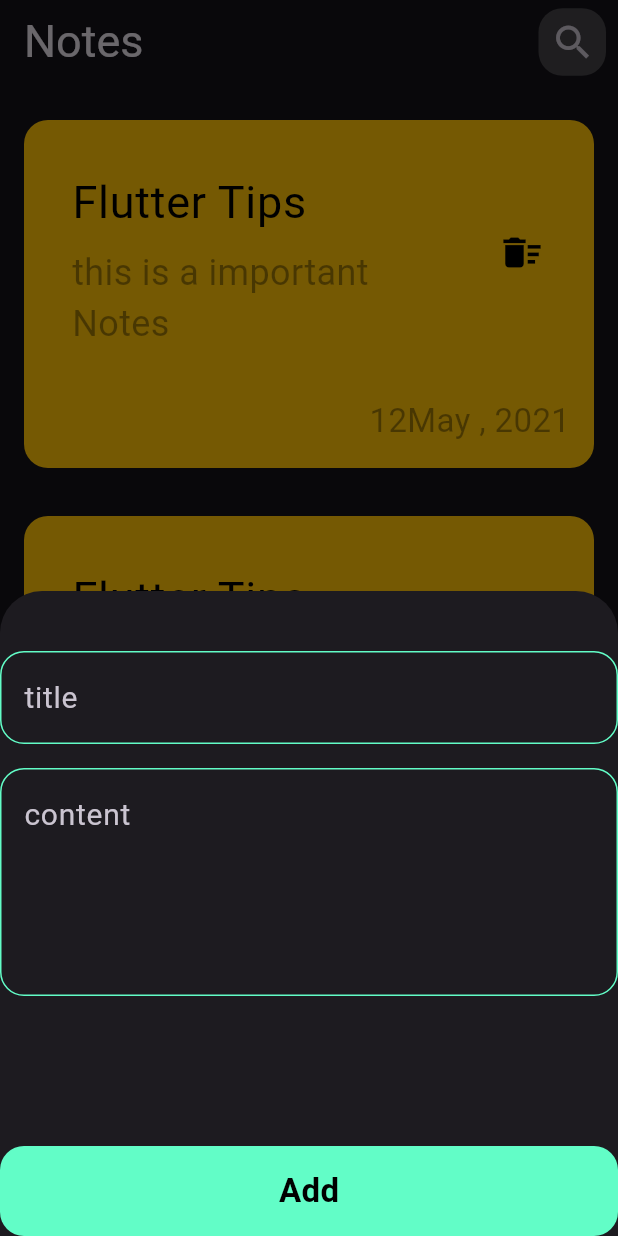
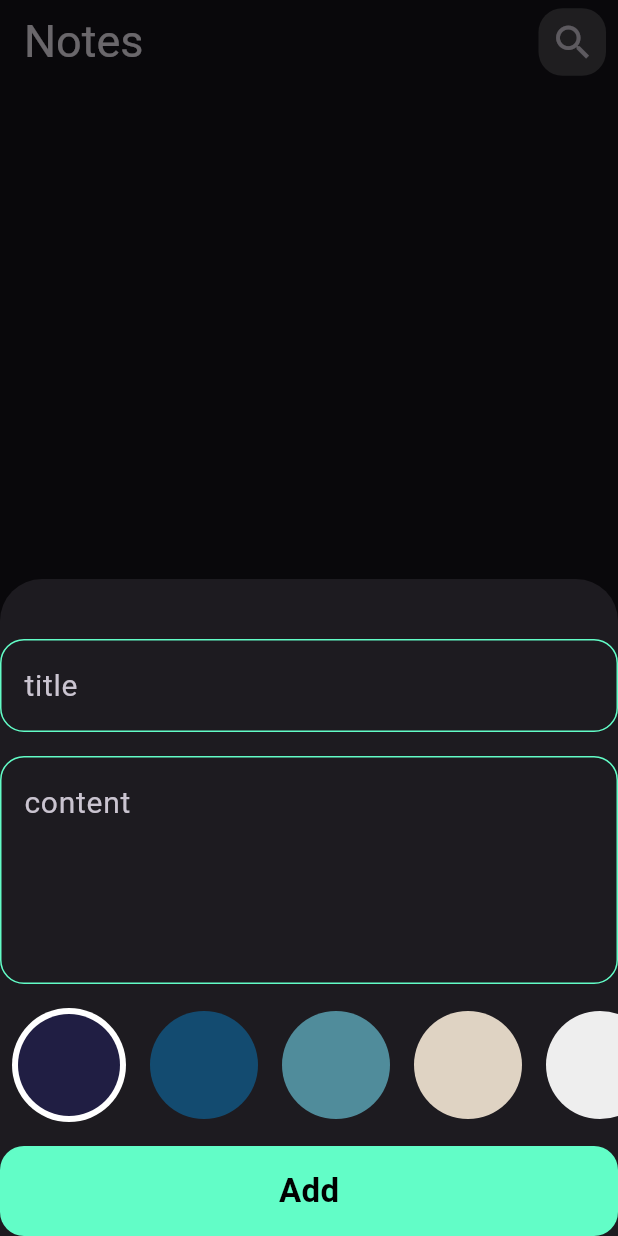
Before and after one commit to Abdalah-eslam/NotesApp, a Flutter app: the screen it shows after launch, after a tap on the "add" icon, on a phone screen of 412 x 824 dp. Run offline on Flutter 3.47's test engine with Material 3 defaults, Android fonts, the phone set to English and light mode, and no system bars; our stand-ins replace bloc, flutter_bloc, hive, hive_flutter; accounts and stored records are empty.

Commit message:
finish this whole project

```diff
--- /dev/null
+++ b/devtools_options.yaml
@@ -0,0 +1,3 @@
+description: This file stores settings for Dart & Flutter DevTools.
+documentation: https://docs.flutter.dev/tools/devtools/extensions#configure-extension-enablement-states
+extensions:
--- a/lib/Cubits/addNote_cubit/addnote_cubit.dart
+++ b/lib/Cubits/addNote_cubit/addnote_cubit.dart
@@ -1,4 +1,5 @@
 import 'package:bloc/bloc.dart';
+import 'package:flutter/material.dart';
 import 'package:hive_flutter/adapters.dart';
 import 'package:meta/meta.dart';
 
@@ -9,8 +10,10 @@ part 'addnote_state.dart';
 
 class AddnoteCubit extends Cubit<AddnoteState> {
   AddnoteCubit() : super(AddnoteInitial());
+  Color color = colorsList[1];
 
   addnote(Notemodel note) async {
+    note.color = color.value;
     emit(AddnoteLoading());
     try {
       var notebox = Hive.box<Notemodel>(kprimarybox);
--- /dev/null
+++ b/lib/Cubits/notes_cubit/notes_cubit.dart
@@ -0,0 +1,20 @@
+import 'package:bloc/bloc.dart';
+import 'package:hive_flutter/hive_flutter.dart';
+import 'package:meta/meta.dart';
+import 'package:note_app/Models/notemodel.dart';
+
+import '../../constant/constantvalue.dart';
+
+part 'notes_state.dart';
+
+class NotesCubit extends Cubit<NotesState> {
+  NotesCubit() : super(NotesInitial());
+  List<Notemodel>? notes;
+
+  fetchAllnotes() {
+    var notebox = Hive.box<Notemodel>(kprimarybox);
+
+    notes = notebox.values.toList();
+    emit(NotesSucsses());
+  }
+}
--- /dev/null
+++ b/lib/Cubits/notes_cubit/notes_state.dart
@@ -0,0 +1,8 @@
+part of 'notes_cubit.dart';
+
+@immutable
+sealed class NotesState {}
+
+final class NotesInitial extends NotesState {}
+
+final class NotesSucsses extends NotesState {}
--- a/lib/Models/notemodel.dart
+++ b/lib/Models/notemodel.dart
@@ -4,13 +4,13 @@ part 'notemodel.g.dart';
 @HiveType(typeId: 0)
 class Notemodel extends HiveObject {
   @HiveField(0)
-  final String title;
+  String title;
   @HiveField(1)
-  final String subtitle;
+  String subtitle;
   @HiveField(2)
   final String date;
   @HiveField(3)
-  final int color;
+  int color;
 
   Notemodel(
       {required this.title,
--- a/lib/constant/constantvalue.dart
+++ b/lib/constant/constantvalue.dart
@@ -1,4 +1,12 @@
 import 'package:flutter/material.dart';
+import 'package:flutter/widgets.dart';
 
 const kprimarycolor = Color(0xff62FDC7);
 const kprimarybox = 'Note_box';
+List<Color> colorsList = const [
+  Color(0xff201E43),
+  Color(0xff134B70),
+  Color(0xff508C9B),
+  Color(0xffDFD3C3),
+  Color(0xffEEEEEE),
+];
--- a/lib/main.dart
+++ b/lib/main.dart
@@ -1,6 +1,7 @@
 import 'package:flutter/material.dart';
 import 'package:flutter_bloc/flutter_bloc.dart';
 import 'package:hive_flutter/adapters.dart';
+import 'package:note_app/Cubits/notes_cubit/notes_cubit.dart';
 import 'package:note_app/Models/notemodel.dart';
 import 'package:note_app/constant/constantvalue.dart';
 import 'package:note_app/simpleblocobserver.dart';
@@ -20,12 +21,15 @@ class NoteApp extends StatelessWidget {
 
   @override
   Widget build(BuildContext context) {
-    return MaterialApp(
-      debugShowCheckedModeBanner: false,
-      theme: ThemeData(
-        brightness: Brightness.dark,
+    return BlocProvider(
+      create: (context) => NotesCubit(),
+      child: MaterialApp(
+        debugShowCheckedModeBanner: false,
+        theme: ThemeData(
+          brightness: Brightness.dark,
+        ),
+        home: const NotesView(),
       ),
-      home: const NotesView(),
     );
   }
 }
--- a/lib/views/Notes_view.dart
+++ b/lib/views/Notes_view.dart
@@ -1,14 +1,32 @@
 import 'package:flutter/material.dart';
+import 'package:flutter_bloc/flutter_bloc.dart';
+import 'package:note_app/Cubits/notes_cubit/notes_cubit.dart';
+import 'package:note_app/Models/notemodel.dart';
 import 'package:note_app/constant/constantvalue.dart';
 
 import 'package:note_app/widgets/notebodyview.dart';
 import 'package:note_app/widgets/sheetview.dart';
 
-class NotesView extends StatelessWidget {
+class NotesView extends StatefulWidget {
   const NotesView({super.key});
 
   @override
+  State<NotesView> createState() => _NotesViewState();
+}
+
+class _NotesViewState extends State<NotesView> {
+  @override
+  void initState() {
+    super.initState();
+    BlocProvider.of<NotesCubit>(context).fetchAllnotes();
+  }
+
+  @override
   Widget build(BuildContext context) {
+    return BlocBuilder<NotesCubit, NotesState>(
+      builder: (context, state) {
+        List<Notemodel> notes =
+            BlocProvider.of<NotesCubit>(context).notes ?? [];
         return Scaffold(
           floatingActionButton: FloatingActionButton(
             backgroundColor: kprimarycolor,
@@ -52,7 +70,11 @@ class NotesView extends StatelessWidget {
               )
             ],
           ),
-      body: const notebodyview(),
+          body: notebodyview(
+            notes: notes,
+          ),
+        );
+      },
     );
   }
 }
--- /dev/null
+++ b/lib/widgets/customListColorspicker.dart
@@ -0,0 +1,66 @@
+import 'package:flutter/material.dart';
+import 'package:flutter_bloc/flutter_bloc.dart';
+import 'package:note_app/Cubits/addNote_cubit/addnote_cubit.dart';
+import 'package:note_app/constant/constantvalue.dart';
+
+class Coloritem extends StatelessWidget {
+  const Coloritem({super.key, required this.isActive, required this.color});
+  final bool isActive;
+  final Color color;
+  @override
+  Widget build(BuildContext context) {
+    return isActive
+        ? Padding(
+            padding: const EdgeInsets.symmetric(horizontal: 8.0),
+            child: CircleAvatar(
+              backgroundColor: Colors.white,
+              radius: 38,
+              child: CircleAvatar(
+                radius: 34,
+                backgroundColor: color,
+              ),
+            ),
+          )
+        : Padding(
+            padding: const EdgeInsets.symmetric(horizontal: 8),
+            child: CircleAvatar(
+              radius: 36,
+              backgroundColor: color,
+            ),
+          );
+  }
+}
+
+class ColorsListview extends StatefulWidget {
+  const ColorsListview({super.key});
+
+  @override
+  State<ColorsListview> createState() => _ColorsListviewState();
+}
+
+class _ColorsListviewState extends State<ColorsListview> {
+  int carruntColor = 0;
+  @override
+  Widget build(BuildContext context) {
+    return SizedBox(
+      height: 38 * 2,
+      child: ListView.builder(
+        scrollDirection: Axis.horizontal,
+        itemCount: colorsList.length,
+        itemBuilder: (context, index) {
+          return GestureDetector(
+            onTap: () {
+              carruntColor = index;
+              BlocProvider.of<AddnoteCubit>(context).color = colorsList[index];
+              setState(() {});
+            },
+            child: Coloritem(
+              isActive: carruntColor == index,
+              color: colorsList[index],
+            ),
+          );
+        },
+      ),
+    );
+  }
+}
--- a/lib/widgets/customNoteitem.dart
+++ b/lib/widgets/customNoteitem.dart
@@ -1,9 +1,12 @@
 import 'package:flutter/material.dart';
+import 'package:flutter_bloc/flutter_bloc.dart';
+import 'package:note_app/Cubits/notes_cubit/notes_cubit.dart';
+import 'package:note_app/Models/notemodel.dart';
 import 'package:note_app/views/editNoteview.dart';
 
 class CustomNoteitem extends StatelessWidget {
-  const CustomNoteitem({super.key});
-
+  const CustomNoteitem({super.key, required this.note});
+  final Notemodel note;
   @override
   Widget build(BuildContext context) {
     return Padding(
@@ -13,42 +16,44 @@ class CustomNoteitem extends StatelessWidget {
           Navigator.push(
             context,
             MaterialPageRoute(builder: (builder) {
-              return const Editnoteview();
+              return Editnoteview(note: note);
             }),
           );
         },
         child: Container(
           padding: const EdgeInsets.only(left: 16, top: 16, bottom: 16),
-          decoration: BoxDecoration(
-              color: Colors.amber, borderRadius: BorderRadius.circular(16)),
+          decoration: BoxDecoration(color: Color(note.color)),
           child: Column(
             crossAxisAlignment: CrossAxisAlignment.end,
             children: [
               ListTile(
-                title: const Padding(
-                  padding: EdgeInsets.symmetric(vertical: 8.0),
+                title: Padding(
+                  padding: const EdgeInsets.symmetric(vertical: 8.0),
                   child: Text(
-                    'Flutter Tips',
-                    style: TextStyle(fontSize: 30, color: Colors.black),
+                    note.title,
+                    style: const TextStyle(fontSize: 30, color: Colors.black),
                   ),
                 ),
-                subtitle: const Text(
-                  'this is a important Notes ',
-                  style: TextStyle(fontSize: 24, color: Colors.black38),
+                subtitle: Text(
+                  note.subtitle,
+                  style: const TextStyle(fontSize: 24, color: Colors.black38),
                 ),
                 trailing: IconButton(
-                    onPressed: () {},
+                    onPressed: () {
+                      note.delete();
+                      BlocProvider.of<NotesCubit>(context).fetchAllnotes();
+                    },
                     icon: const Icon(
                       Icons.delete_sweep,
                       size: 30,
                       color: Colors.black,
                     )),
               ),
-              const Padding(
-                padding: EdgeInsets.only(top: 24, right: 16),
+              Padding(
+                padding: const EdgeInsets.only(top: 24, right: 16),
                 child: Text(
-                  '12May , 2021',
-                  style: TextStyle(fontSize: 22, color: Colors.black38),
+                  note.date,
+                  style: const TextStyle(fontSize: 22, color: Colors.black38),
                 ),
               )
             ],
--- a/lib/widgets/customTextfeild.dart
+++ b/lib/widgets/customTextfeild.dart
@@ -6,8 +6,10 @@ class Customtextfeild extends StatelessWidget {
     this.onsave,
     super.key,
     required this.hint,
-    this.maxLines = 1, // Default value for maxLines
+    this.maxLines = 1,
+    this.onChanged, // Default value for maxLines
   });
+  final Function(String)? onChanged;
   final void Function(String?)? onsave;
   final String hint;
   final int maxLines;
@@ -15,6 +17,7 @@ class Customtextfeild extends StatelessWidget {
   @override
   Widget build(BuildContext context) {
     return TextFormField(
+      onChanged: onChanged,
       onSaved: onsave,
       validator: (value) {
         if (value?.isEmpty ?? true) {
--- a/lib/widgets/formview.dart
+++ b/lib/widgets/formview.dart
@@ -1,7 +1,11 @@
 import 'package:flutter/material.dart';
 import 'package:flutter_bloc/flutter_bloc.dart';
+import 'package:intl/intl.dart';
 import 'package:note_app/Cubits/addNote_cubit/addnote_cubit.dart';
+import 'package:note_app/Cubits/notes_cubit/notes_cubit.dart';
 import 'package:note_app/Models/notemodel.dart';
+
+import 'package:note_app/widgets/customListColorspicker.dart';
 import 'package:note_app/widgets/customTextfeild.dart';
 import 'package:note_app/widgets/custombutton.dart';
 
@@ -42,7 +46,11 @@ class _FormviewState extends State<Formview> {
             maxLines: 5,
           ),
           const SizedBox(
-            height: 100,
+            height: 16,
+          ),
+          const ColorsListview(),
+          const SizedBox(
+            height: 16,
           ),
           BlocBuilder<AddnoteCubit, AddnoteState>(
             builder: (context, state) {
@@ -50,13 +58,16 @@ class _FormviewState extends State<Formview> {
                 isloading: state is AddnoteLoading ? true : false,
                 ontap: () {
                   if (formkey.currentState!.validate()) {
+                    var formattedDate =
+                        DateFormat('dd-mm-yyyy').format(DateTime.now());
                     formkey.currentState!.save();
                     Notemodel note = Notemodel(
                         title: title!,
                         subtitle: subtitle!,
-                        date: DateTime.now().toString(),
+                        date: formattedDate.toString(),
                         color: Colors.black.value);
                     BlocProvider.of<AddnoteCubit>(context).addnote(note);
+                    BlocProvider.of<NotesCubit>(context).fetchAllnotes();
                   } else {
                     autovalidateMode = AutovalidateMode.always;
                     setState(() {});
--- a/lib/widgets/notebodyview.dart
+++ b/lib/widgets/notebodyview.dart
@@ -1,16 +1,21 @@
 import 'package:flutter/material.dart';
+import 'package:note_app/Models/notemodel.dart';
 import 'package:note_app/widgets/customNoteitem.dart';
 
 class notebodyview extends StatelessWidget {
-  const notebodyview({super.key});
-
+  const notebodyview({super.key, required this.notes});
+  final List<Notemodel> notes;
   @override
   Widget build(BuildContext context) {
     return Padding(
       padding: const EdgeInsets.symmetric(vertical: 8.0),
-      child: ListView.builder(itemBuilder: (context, index) {
-        return const CustomNoteitem();
-      }),
+      child: ListView.builder(
+          itemCount: notes.length,
+          itemBuilder: (context, index) {
+            return CustomNoteitem(
+              note: notes[index],
+            );
+          }),
     );
   }
 }
--- a/lib/widgets/sheetview.dart
+++ b/lib/widgets/sheetview.dart
@@ -2,8 +2,8 @@ import 'package:flutter/cupertino.dart';
 import 'package:flutter/material.dart';
 import 'package:flutter/widgets.dart';
 import 'package:flutter_bloc/flutter_bloc.dart';
-import 'package:modal_progress_hud_nsn/modal_progress_hud_nsn.dart';
 import 'package:note_app/Cubits/addNote_cubit/addnote_cubit.dart';
+import 'package:note_app/Cubits/notes_cubit/notes_cubit.dart';
 import 'package:note_app/widgets/formview.dart';
 
 class Sheetview extends StatelessWidget {
@@ -30,7 +30,7 @@ class Sheetview extends StatelessWidget {
           builder: (context, state) {
             return AbsorbPointer(
               absorbing: state is AddnoteLoading ? true : false,
-              child: SingleChildScrollView(
+              child: const SingleChildScrollView(
                 child: Formview(),
               ),
             );
--- a/pubspec.yaml
+++ b/pubspec.yaml
@@ -40,6 +40,7 @@ dependencies:
   path_provider: ^2.1.3
   flutter_bloc: ^8.1.6
   modal_progress_hud_nsn: ^0.5.1
+  intl: ^0.19.0
 
 
 
```
Also changed, not shown: lib/views/editNoteview.dart (+32 -8 lines), pubspec.lock, 3 other files. Lines whose indentation alone changed are shown as unchanged.
